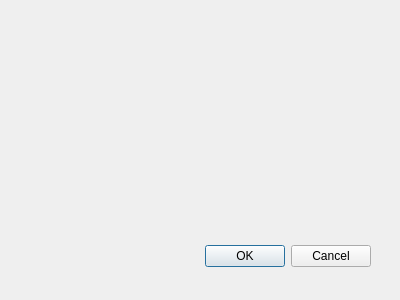
First picture: the form in wizard_2.ui, repository DRDSoftware/QTSpyder, before the edit.
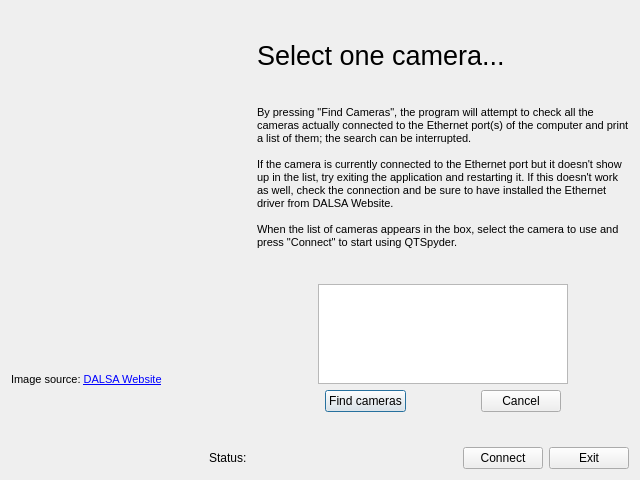
Second picture: the form after the edit. Icons and pictures are not drawn.

Commit message: Completed the layout of the second Wizard window

```diff
--- a/wizard_2.ui
+++ b/wizard_2.ui
@@ -8,29 +8,379 @@
    <rect>
     <x>0</x>
     <y>0</y>
-    <width>400</width>
-    <height>300</height>
+    <width>640</width>
+    <height>480</height>
    </rect>
   </property>
+  <property name="minimumSize">
+   <size>
+    <width>640</width>
+    <height>480</height>
+   </size>
+  </property>
+  <property name="maximumSize">
+   <size>
+    <width>640</width>
+    <height>480</height>
+   </size>
+  </property>
   <property name="windowTitle">
    <string>Dialog</string>
   </property>
-  <widget class="QDialogButtonBox" name="buttonBox">
-   <property name="geometry">
-    <rect>
-     <x>30</x>
-     <y>240</y>
-     <width>341</width>
-     <height>32</height>
-    </rect>
-   </property>
-   <property name="orientation">
-    <enum>Qt::Horizontal</enum>
-   </property>
-   <property name="standardButtons">
-    <set>QDialogButtonBox::Cancel|QDialogButtonBox::Ok</set>
-   </property>
-  </widget>
+  <layout class="QVBoxLayout" name="verticalLayout_2">
+   <item>
+    <layout class="QVBoxLayout" name="verticalLayout">
+     <item>
+      <layout class="QHBoxLayout" name="horizontalLayout_3">
+       <item>
+        <layout class="QVBoxLayout" name="verticalLayout_3">
+         <item>
+          <spacer name="verticalSpacer">
+           <property name="orientation">
+            <enum>Qt::Vertical</enum>
+           </property>
+           <property name="sizeHint" stdset="0">
+            <size>
+             <width>20</width>
+             <height>40</height>
+            </size>
+           </property>
+          </spacer>
+         </item>
+         <item>
+          <widget class="QLabel" name="wizard2Image">
+           <property name="minimumSize">
+            <size>
+             <width>200</width>
+             <height>300</height>
+            </size>
+           </property>
+           <property name="maximumSize">
+            <size>
+             <width>200</width>
+             <height>300</height>
+            </size>
+           </property>
+           <property name="text">
+            <string/>
+           </property>
+           <property name="pixmap">
+            <pixmap resource="spyder3image.qrc">:/spyder3.png</pixmap>
+           </property>
+           <property name="alignment">
+            <set>Qt::AlignCenter</set>
+           </property>
+          </widget>
+         </item>
+         <item>
+          <widget class="QLabel" name="wizard2ImageSource">
+           <property name="text">
+            <string>&lt;!DOCTYPE HTML PUBLIC &quot;-//W3C//DTD HTML 4.0//EN&quot; &quot;http://www.w3.org/TR/REC-html40/strict.dtd&quot;&gt;
+&lt;html&gt;&lt;head&gt;&lt;meta name=&quot;qrichtext&quot; content=&quot;1&quot; /&gt;&lt;style type=&quot;text/css&quot;&gt;
+p, li { white-space: pre-wrap; }
+&lt;/style&gt;&lt;/head&gt;&lt;body style=&quot; font-family:'MS Shell Dlg 2'; font-size:8.25pt; font-weight:400; font-style:normal;&quot;&gt;
+&lt;p style=&quot; margin-top:0px; margin-bottom:0px; margin-left:0px; margin-right:0px; -qt-block-indent:0; text-indent:0px;&quot;&gt;&lt;span style=&quot; font-size:8pt;&quot;&gt;Image source: &lt;/span&gt;&lt;a href=&quot;http://teledynedalsa.com/mv/products/cameras/family.aspx?fam=Spyder3&quot;&gt;&lt;span style=&quot; font-size:8pt; text-decoration: underline; color:#0000ff;&quot;&gt;DALSA Website&lt;/span&gt;&lt;/a&gt;&lt;/p&gt;&lt;/body&gt;&lt;/html&gt;</string>
+           </property>
+          </widget>
+         </item>
+         <item>
+          <spacer name="verticalSpacer_2">
+           <property name="orientation">
+            <enum>Qt::Vertical</enum>
+           </property>
+           <property name="sizeHint" stdset="0">
+            <size>
+             <width>20</width>
+             <height>40</height>
+            </size>
+           </property>
+          </spacer>
+         </item>
+        </layout>
+       </item>
+       <item>
+        <spacer name="horizontalSpacer_7">
+         <property name="orientation">
+          <enum>Qt::Horizontal</enum>
+         </property>
+         <property name="sizeType">
+          <enum>QSizePolicy::Fixed</enum>
+         </property>
+         <property name="sizeHint" stdset="0">
+          <size>
+           <width>40</width>
+           <height>20</height>
+          </size>
+         </property>
+        </spacer>
+       </item>
+       <item>
+        <layout class="QVBoxLayout" name="verticalLayout_4">
+         <item>
+          <spacer name="verticalSpacer_3">
+           <property name="orientation">
+            <enum>Qt::Vertical</enum>
+           </property>
+           <property name="sizeHint" stdset="0">
+            <size>
+             <width>20</width>
+             <height>40</height>
+            </size>
+           </property>
+          </spacer>
+         </item>
+         <item>
+          <widget class="QLabel" name="wizard2Title">
+           <property name="font">
+            <font>
+             <pointsize>20</pointsize>
+            </font>
+           </property>
+           <property name="locale">
+            <locale language="English" country="UnitedStates"/>
+           </property>
+           <property name="text">
+            <string>Select one camera...</string>
+           </property>
+          </widget>
+         </item>
+         <item>
+          <spacer name="verticalSpacer_4">
+           <property name="orientation">
+            <enum>Qt::Vertical</enum>
+           </property>
+           <property name="sizeHint" stdset="0">
+            <size>
+             <width>20</width>
+             <height>40</height>
+            </size>
+           </property>
+          </spacer>
+         </item>
+         <item>
+          <widget class="QLabel" name="wizard2Description">
+           <property name="locale">
+            <locale language="English" country="UnitedStates"/>
+           </property>
+           <property name="text">
+            <string>&lt;!DOCTYPE HTML PUBLIC &quot;-//W3C//DTD HTML 4.0//EN&quot; &quot;http://www.w3.org/TR/REC-html40/strict.dtd&quot;&gt;
+&lt;html&gt;&lt;head&gt;&lt;meta name=&quot;qrichtext&quot; content=&quot;1&quot; /&gt;&lt;style type=&quot;text/css&quot;&gt;
+p, li { white-space: pre-wrap; }
+&lt;/style&gt;&lt;/head&gt;&lt;body style=&quot; font-family:'MS Shell Dlg 2'; font-size:8.25pt; font-weight:400; font-style:normal;&quot;&gt;
+&lt;p style=&quot; margin-top:0px; margin-bottom:0px; margin-left:0px; margin-right:0px; -qt-block-indent:0; text-indent:0px;&quot;&gt;&lt;span style=&quot; font-size:8pt;&quot;&gt;By pressing &amp;quot;Find Cameras&amp;quot;, the program will attempt to check all the cameras actually connected to the Ethernet port(s) of the computer and print a list of them; the search can be interrupted.&lt;/span&gt;&lt;/p&gt;
+&lt;p style=&quot;-qt-paragraph-type:empty; margin-top:0px; margin-bottom:0px; margin-left:0px; margin-right:0px; -qt-block-indent:0; text-indent:0px; font-size:8pt;&quot;&gt;&lt;/p&gt;
+&lt;p style=&quot; margin-top:0px; margin-bottom:0px; margin-left:0px; margin-right:0px; -qt-block-indent:0; text-indent:0px;&quot;&gt;&lt;span style=&quot; font-size:8pt;&quot;&gt;If the camera is currently connected to the Ethernet port but it doesn't show up in the list, try exiting the application and restarting it. If this doesn't work as well, check the connection and be sure to have installed the Ethernet driver from DALSA Website.&lt;/span&gt;&lt;/p&gt;
+&lt;p style=&quot;-qt-paragraph-type:empty; margin-top:0px; margin-bottom:0px; margin-left:0px; margin-right:0px; -qt-block-indent:0; text-indent:0px; font-size:8pt;&quot;&gt;&lt;/p&gt;
+&lt;p style=&quot; margin-top:0px; margin-bottom:0px; margin-left:0px; margin-right:0px; -qt-block-indent:0; text-indent:0px;&quot;&gt;&lt;span style=&quot; font-size:8pt;&quot;&gt;When the list of cameras appears in the box, select the camera to use and press &amp;quot;Connect&amp;quot; to start using QTSpyder.&lt;/span&gt;&lt;/p&gt;&lt;/body&gt;&lt;/html&gt;</string>
+           </property>
+           <property name="wordWrap">
+            <bool>true</bool>
+           </property>
+          </widget>
+         </item>
+         <item>
+          <spacer name="verticalSpacer_5">
+           <property name="orientation">
+            <enum>Qt::Vertical</enum>
+           </property>
+           <property name="sizeHint" stdset="0">
+            <size>
+             <width>20</width>
+             <height>40</height>
+            </size>
+           </property>
+          </spacer>
+         </item>
+         <item>
+          <layout class="QHBoxLayout" name="horizontalLayout_5">
+           <item>
+            <spacer name="horizontalSpacer_8">
+             <property name="orientation">
+              <enum>Qt::Horizontal</enum>
+             </property>
+             <property name="sizeHint" stdset="0">
+              <size>
+               <width>40</width>
+               <height>20</height>
+              </size>
+             </property>
+            </spacer>
+           </item>
+           <item>
+            <widget class="QListWidget" name="wizard2List">
+             <property name="minimumSize">
+              <size>
+               <width>250</width>
+               <height>100</height>
+              </size>
+             </property>
+             <property name="maximumSize">
+              <size>
+               <width>250</width>
+               <height>100</height>
+              </size>
+             </property>
+            </widget>
+           </item>
+           <item>
+            <spacer name="horizontalSpacer_2">
+             <property name="orientation">
+              <enum>Qt::Horizontal</enum>
+             </property>
+             <property name="sizeHint" stdset="0">
+              <size>
+               <width>40</width>
+               <height>20</height>
+              </size>
+             </property>
+            </spacer>
+           </item>
+          </layout>
+         </item>
+         <item>
+          <layout class="QHBoxLayout" name="horizontalLayout_4">
+           <item>
+            <spacer name="horizontalSpacer_5">
+             <property name="orientation">
+              <enum>Qt::Horizontal</enum>
+             </property>
+             <property name="sizeHint" stdset="0">
+              <size>
+               <width>40</width>
+               <height>20</height>
+              </size>
+             </property>
+            </spacer>
+           </item>
+           <item>
+            <widget class="QPushButton" name="wizard2Find">
+             <property name="locale">
+              <locale language="English" country="UnitedStates"/>
+             </property>
+             <property name="text">
+              <string>Find cameras</string>
+             </property>
+            </widget>
+           </item>
+           <item>
+            <spacer name="horizontalSpacer_4">
+             <property name="orientation">
+              <enum>Qt::Horizontal</enum>
+             </property>
+             <property name="sizeHint" stdset="0">
+              <size>
+               <width>40</width>
+               <height>20</height>
+              </size>
+             </property>
+            </spacer>
+           </item>
+           <item>
+            <widget class="QPushButton" name="wizard2Cancel">
+             <property name="locale">
+              <locale language="English" country="UnitedStates"/>
+             </property>
+             <property name="text">
+              <string>Cancel</string>
+             </property>
+            </widget>
+           </item>
+           <item>
+            <spacer name="horizontalSpacer_6">
+             <property name="orientation">
+              <enum>Qt::Horizontal</enum>
+             </property>
+             <property name="sizeHint" stdset="0">
+              <size>
+               <width>40</width>
+               <height>20</height>
+              </size>
+             </property>
+            </spacer>
+           </item>
+          </layout>
+         </item>
+         <item>
+          <spacer name="verticalSpacer_6">
+           <property name="orientation">
+            <enum>Qt::Vertical</enum>
+           </property>
+           <property name="sizeHint" stdset="0">
+            <size>
+             <width>20</width>
+             <height>40</height>
+            </size>
+           </property>
+          </spacer>
+         </item>
+        </layout>
+       </item>
+      </layout>
+     </item>
+     <item>
+      <layout class="QHBoxLayout" name="horizontalLayout">
+       <item>
+        <spacer name="horizontalSpacer">
+         <property name="orientation">
+          <enum>Qt::Horizontal</enum>
+         </property>
+         <property name="sizeHint" stdset="0">
+          <size>
+           <width>40</width>
+           <height>20</height>
+          </size>
+         </property>
+        </spacer>
+       </item>
+       <item>
+        <widget class="QLabel" name="wizard2Status">
+         <property name="locale">
+          <locale language="English" country="UnitedStates"/>
+         </property>
+         <property name="text">
+          <string>Status:</string>
+         </property>
+        </widget>
+       </item>
+       <item>
+        <widget class="QLabel" name="wizard2StatusMessage">
+         <property name="text">
+          <string/>
+         </property>
+        </widget>
+       </item>
+       <item>
+        <spacer name="horizontalSpacer_3">
+         <property name="orientation">
+          <enum>Qt::Horizontal</enum>
+         </property>
+         <property name="sizeHint" stdset="0">
+          <size>
+           <width>40</width>
+           <height>20</height>
+          </size>
+         </property>
+        </spacer>
+       </item>
+       <item>
+        <widget class="QPushButton" name="wizard2Connect">
+         <property name="text">
+          <string>Connect</string>
+         </property>
+        </widget>
+       </item>
+       <item>
+        <widget class="QPushButton" name="wizard2Exit">
+         <property name="text">
+          <string>Exit</string>
+         </property>
+        </widget>
+       </item>
+      </layout>
+     </item>
+    </layout>
+   </item>
+  </layout>
  </widget>
  <pixmapfunction/>
  <resources/>
```
Left out of the diff: 44 changed lines with no effect on the pictures.
